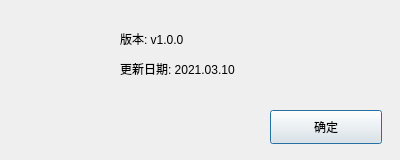
Qt form QCR/ui/about_dialog.ui (mxy493/TableQCR) before a commit.
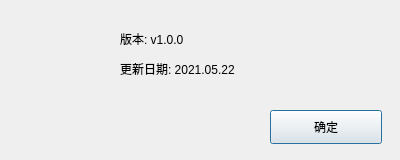
The same form after that commit. Icons and pictures are not drawn.

Commit message: 设置界面添加了腾讯和百度的表格识别接口地址, 以及其它一些小修改

The edit to the form file:
```diff
--- a/QCR/ui/about_dialog.ui
+++ b/QCR/ui/about_dialog.ui
@@ -68,7 +68,7 @@
     </rect>
    </property>
    <property name="text">
-    <string>更新日期: 2021.03.10</string>
+    <string>更新日期: 2021.05.22</string>
    </property>
   </widget>
   <widget class="QPushButton" name="btn_ok">
```
Left out of the diff: 7 changed lines with no effect on the pictures. The commit also changes 3 other files.
